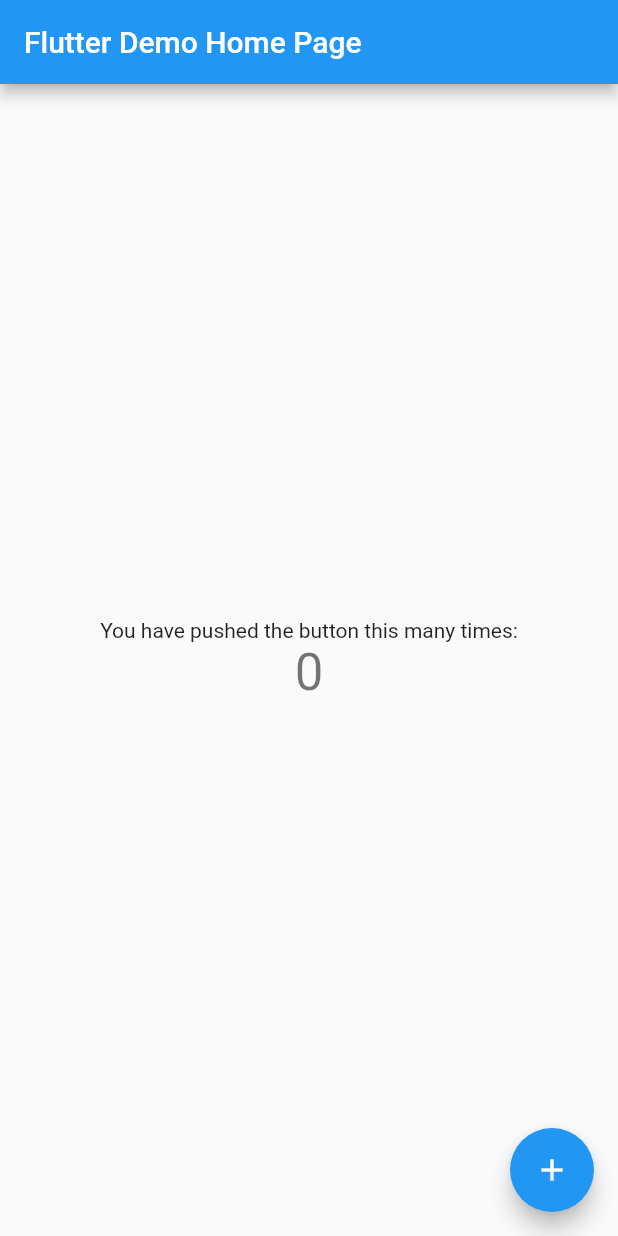
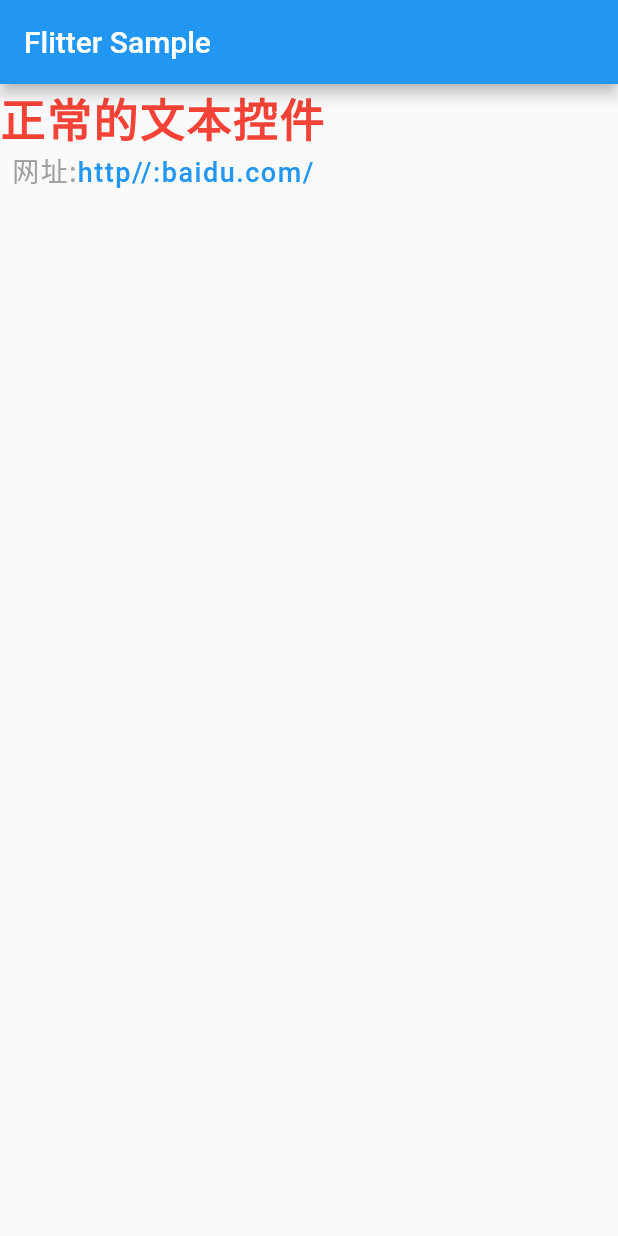
Before and after one commit to yuzhiqiang1993/Flutter_Sample, a Flutter app: the screen it shows after launch, on a phone screen of 412 x 824 dp. Run offline on Flutter 3.47's test engine with Material 2 defaults, Android fonts, the phone set to English and light mode, and no system bars.

Commit message:
1.新增Text控件示例

```diff
--- a/flutter_sample/lib/main.dart
+++ b/flutter_sample/lib/main.dart
@@ -1,111 +1,37 @@
 import 'package:flutter/material.dart';
+import 'package:flutter_sample/widget/basic/text.dart';
 
 void main() => runApp(MyApp());
 
 class MyApp extends StatelessWidget {
-  // This widget is the root of your application.
   @override
   Widget build(BuildContext context) {
     return MaterialApp(
-      title: 'Flutter Demo',
+      title: 'Flutter入门示例程序',
       theme: ThemeData(
-        // This is the theme of your application.
-        //
-        // Try running your application with "flutter run". You'll see the
-        // application has a blue toolbar. Then, without quitting the app, try
-        // changing the primarySwatch below to Colors.green and then invoke
-        // "hot reload" (press "r" in the console where you ran "flutter run",
-        // or simply save your changes to "hot reload" in a Flutter IDE).
-        // Notice that the counter didn't reset back to zero; the application
-        // is not restarted.
         primarySwatch: Colors.blue,
       ),
-      home: MyHomePage(title: 'Flutter Demo Home Page'),
+      home: HomePage(title: "Flitter Sample"),
     );
   }
 }
 
-class MyHomePage extends StatefulWidget {
-  MyHomePage({Key key, this.title}) : super(key: key);
-
-  // This widget is the home page of your application. It is stateful, meaning
-  // that it has a State object (defined below) that contains fields that affect
-  // how it looks.
-
-  // This class is the configuration for the state. It holds the values (in this
-  // case the title) provided by the parent (in this case the App widget) and
-  // used by the build method of the State. Fields in a Widget subclass are
-  // always marked "final".
+class HomePage extends StatefulWidget {
+  HomePage({Key key, this.title}) : super(key: key);
 
   final String title;
 
   @override
-  _MyHomePageState createState() => _MyHomePageState();
+  _HomePageState createState() => _HomePageState();
 }
 
-class _MyHomePageState extends State<MyHomePage> {
-  int _counter = 0;
-
-  void _incrementCounter() {
-    setState(() {
-      // This call to setState tells the Flutter framework that something has
-      // changed in this State, which causes it to rerun the build method below
-      // so that the display can reflect the updated values. If we changed
-      // _counter without calling setState(), then the build method would not be
-      // called again, and so nothing would appear to happen.
-      _counter++;
-    });
-  }
-
+class _HomePageState extends State<HomePage> {
   @override
   Widget build(BuildContext context) {
-    // This method is rerun every time setState is called, for instance as done
-    // by the _incrementCounter method above.
-    //
-    // The Flutter framework has been optimized to make rerunning build methods
-    // fast, so that you can just rebuild anything that needs updating rather
-    // than having to individually change instances of widgets.
     return Scaffold(
-      appBar: AppBar(
-        // Here we take the value from the MyHomePage object that was created by
-        // the App.build method, and use it to set our appbar title.
-        title: Text(widget.title),
-      ),
-      body: Center(
-        // Center is a layout widget. It takes a single child and positions it
-        // in the middle of the parent.
-        child: Column(
-          // Column is also layout widget. It takes a list of children and
-          // arranges them vertically. By default, it sizes itself to fit its
-          // children horizontally, and tries to be as tall as its parent.
-          //
-          // Invoke "debug painting" (press "p" in the console, choose the
-          // "Toggle Debug Paint" action from the Flutter Inspector in Android
-          // Studio, or the "Toggle Debug Paint" command in Visual Studio Code)
-          // to see the wireframe for each widget.
-          //
-          // Column has various properties to control how it sizes itself and
-          // how it positions its children. Here we use mainAxisAlignment to
-          // center the children vertically; the main axis here is the vertical
-          // axis because Columns are vertical (the cross axis would be
-          // horizontal).
-          mainAxisAlignment: MainAxisAlignment.center,
-          children: <Widget>[
-            Text(
-              'You have pushed the button this many times:',
-            ),
-            Text(
-              '$_counter',
-              style: Theme.of(context).textTheme.display1,
-            ),
-          ],
+        appBar: AppBar(
+          title: Text(widget.title),
         ),
-      ),
-      floatingActionButton: FloatingActionButton(
-        onPressed: _incrementCounter,
-        tooltip: 'Increment',
-        child: Icon(Icons.add),
-      ), // This trailing comma makes auto-formatting nicer for build methods.
-    );
+        body: MyText());
   }
 }
--- /dev/null
+++ b/flutter_sample/lib/widget/basic/text.dart
@@ -0,0 +1,56 @@
+import 'package:flutter/material.dart';
+
+class MyText extends StatelessWidget {
+  @override
+  Widget build(BuildContext context) {
+    return DefaultTextStyle(
+      textAlign: TextAlign.left,
+      style: TextStyle(
+        fontSize: 18,
+        color: Colors.grey,
+        letterSpacing: 1,
+        fontWeight: FontWeight.w500,
+      ),
+      child: Column(
+        children: <Widget>[NormalText(), MySpanText()],
+      ),
+    );
+  }
+}
+
+/*
+* 正常的文本
+* */
+class NormalText extends StatelessWidget {
+  @override
+  Widget build(BuildContext context) {
+    return Text(
+      "正常的文本控件",
+      style: TextStyle(
+        color: Colors.red,
+        fontSize: 30,
+        fontWeight: FontWeight.w600,
+      ),
+    );
+  }
+}
+
+/*TextSpan
+* 文本片段，可以对文本片段单独设置样式
+* */
+class MySpanText extends StatelessWidget {
+  @override
+  Widget build(BuildContext context) {
+    return Text.rich(
+      TextSpan(
+        children: [
+          TextSpan(text: "网址:"),
+          TextSpan(
+            text: "http//:baidu.com/",
+            style: TextStyle(color: Colors.blue),
+          ),
+        ],
+      ),
+    );
+  }
+}
```
